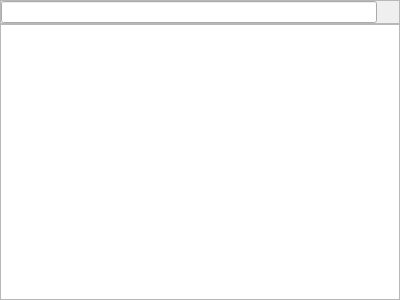
Before: the Qt Designer form audioplayer.ui in yzubchenko/VKReplica, drawn with Qt 5.
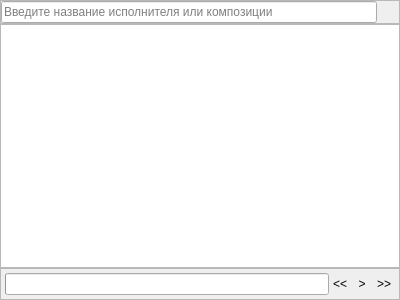
After: the same form once the commit is applied. Icons and pictures are not drawn.

Commit message: +Audio player plays music!

The edit to the form file:
```diff
--- a/audioplayer.ui
+++ b/audioplayer.ui
@@ -54,7 +54,14 @@
        <number>0</number>
       </property>
       <item>
-       <widget class="QLineEdit" name="lineEdit"/>
+       <widget class="QLineEdit" name="lineEdit">
+        <property name="text">
+         <string/>
+        </property>
+        <property name="placeholderText">
+         <string>Введите название исполнителя или композиции</string>
+        </property>
+       </widget>
       </item>
       <item>
        <widget class="QToolButton" name="searchButton">
@@ -102,6 +109,105 @@
      <property name="frameShadow">
       <enum>QFrame::Raised</enum>
      </property>
+     <layout class="QHBoxLayout" name="horizontalLayout_2">
+      <property name="spacing">
+       <number>0</number>
+      </property>
+      <property name="leftMargin">
+       <number>4</number>
+      </property>
+      <property name="topMargin">
+       <number>4</number>
+      </property>
+      <property name="rightMargin">
+       <number>4</number>
+      </property>
+      <property name="bottomMargin">
+       <number>4</number>
+      </property>
+      <item>
+       <widget class="QProgressBar" name="elapsedBar">
+        <property name="value">
+         <number>0</number>
+        </property>
+        <property name="alignment">
+         <set>Qt::AlignCenter</set>
+        </property>
+        <property name="textVisible">
+         <bool>true</bool>
+        </property>
+        <property name="format">
+         <string/>
+        </property>
+       </widget>
+      </item>
+      <item>
+       <widget class="QToolButton" name="prevButton">
+        <property name="minimumSize">
+         <size>
+          <width>22</width>
+          <height>22</height>
+         </size>
+        </property>
+        <property name="maximumSize">
+         <size>
+          <width>22</width>
+          <height>22</height>
+         </size>
+        </property>
+        <property name="text">
+         <string>&lt;&lt;</string>
+        </property>
+        <property name="autoRaise">
+         <bool>true</bool>
+        </property>
+       </widget>
+      </item>
+      <item>
+       <widget class="QToolButton" name="playButton">
+        <property name="minimumSize">
+         <size>
+          <width>22</width>
+          <height>22</height>
+         </size>
+        </property>
+        <property name="maximumSize">
+         <size>
+          <width>22</width>
+          <height>22</height>
+         </size>
+        </property>
+        <property name="text">
+         <string>&gt;</string>
+        </property>
+        <property name="autoRaise">
+         <bool>true</bool>
+        </property>
+       </widget>
+      </item>
+      <item>
+       <widget class="QToolButton" name="nextButton">
+        <property name="minimumSize">
+         <size>
+          <width>22</width>
+          <height>22</height>
+         </size>
+        </property>
+        <property name="maximumSize">
+         <size>
+          <width>22</width>
+          <height>22</height>
+         </size>
+        </property>
+        <property name="text">
+         <string>&gt;&gt;</string>
+        </property>
+        <property name="autoRaise">
+         <bool>true</bool>
+        </property>
+       </widget>
+      </item>
+     </layout>
     </widget>
    </item>
   </layout>
```
Left out of the diff: 4 changed lines with no effect on the pictures. The commit also changes 8 other files.
